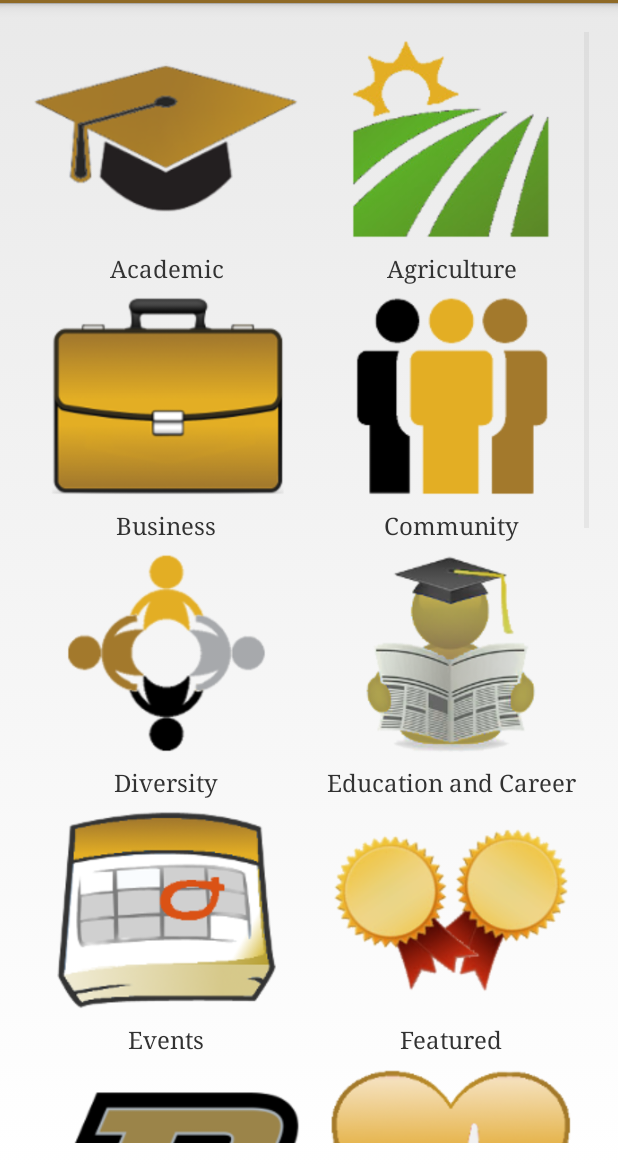
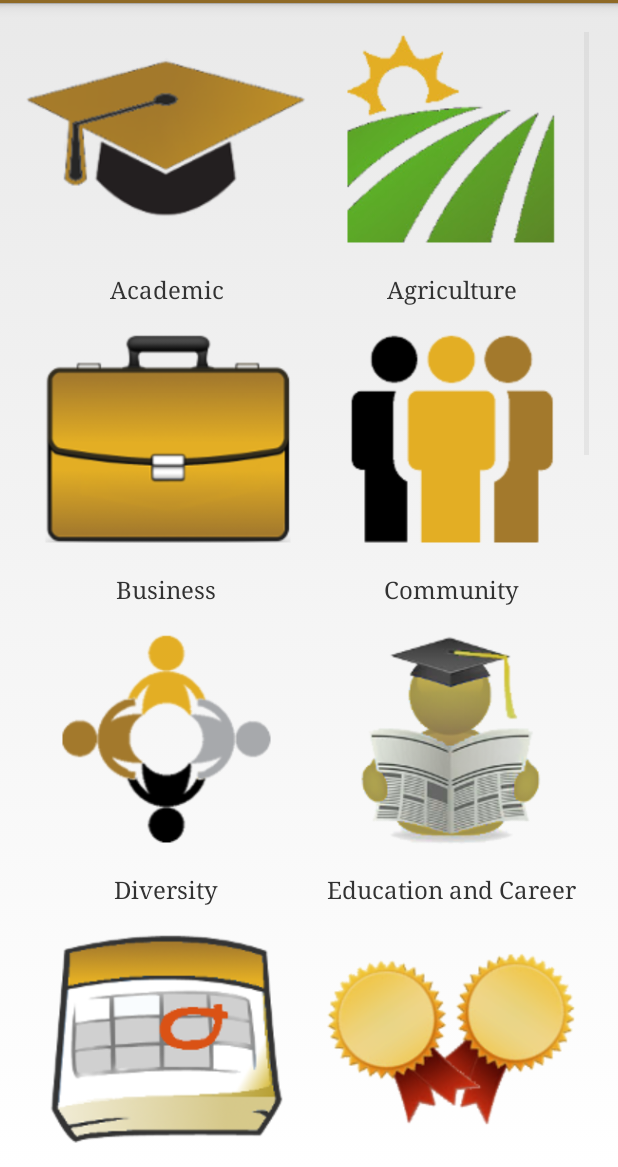
Before and after one commit to Purdue-ACM-SIGAPP/Purdue, an Android app: the NewsSelectorActivity screen opened directly, with no data from a screen before it, on a phone screen of 412 x 824 dp, the part 69-1236 px from its top. Run offline under Robolectric (Android 15) with nearby library versions, the phone set to English and light mode, and no system bars.

Commit message:
Fixed it :)

```diff
--- a/app/src/main/java/edu/purdue/app/news/NewsAdapter.java
+++ b/app/src/main/java/edu/purdue/app/news/NewsAdapter.java
@@ -34,16 +34,16 @@ public class NewsAdapter extends ArrayAdapter<String> {
 
         LayoutInflater inflater = context.getLayoutInflater();
 
-        View rowView = inflater.inflate(R.layout.news_item_grid, null, true);
+        if (view == null) {
+            view = inflater.inflate(R.layout.news_item_grid, null, false);
+        }
 
-        TextView txtTitle = (TextView) rowView.findViewById(R.id.txt);
-
-        ImageView imageView = (ImageView) rowView.findViewById(R.id.img);
+        TextView txtTitle = (TextView) view.findViewById(R.id.txt);
+        ImageView imageView = (ImageView) view.findViewById(R.id.img);
 
         txtTitle.setText(web.get(position));
-
         imageView.setImageResource(imageId[position]);
 
-        return rowView;
+        return view;
     }
 }
--- a/app/src/main/res/layout/news_item_grid.xml
+++ b/app/src/main/res/layout/news_item_grid.xml
@@ -2,7 +2,7 @@
 
 <RelativeLayout
     xmlns:android="http://schemas.android.com/apk/res/android"
-    android:layout_height="wrap_content"
+    android:layout_height="200dp"
     android:layout_width="wrap_content"
     android:gravity="center"
     android:orientation="vertical"
@@ -11,20 +11,18 @@
     <ImageView
         android:id="@+id/img"
         android:layout_height="150dp"
-        android:layout_width="200dp"
-        android:paddingLeft="5dp"
-        android:paddingRight="5dp"
+        android:layout_width="match_parent"
+        android:layout_alignParentTop="true"
         android:scaleType="centerInside"
-        android:adjustViewBounds="true"
         />
 
     <TextView
         android:id="@+id/txt"
-        android:layout_width="200dp"
-        android:layout_height="wrap_content"
+        android:layout_width="match_parent"
+        android:layout_height="50dp"
         android:singleLine="false"
         android:ellipsize="end"
-        android:text="Bus Routes"
+        android:text="Academic"
         android:layout_below="@+id/img"
         android:gravity="center"
         android:textSize="16dp"
```
